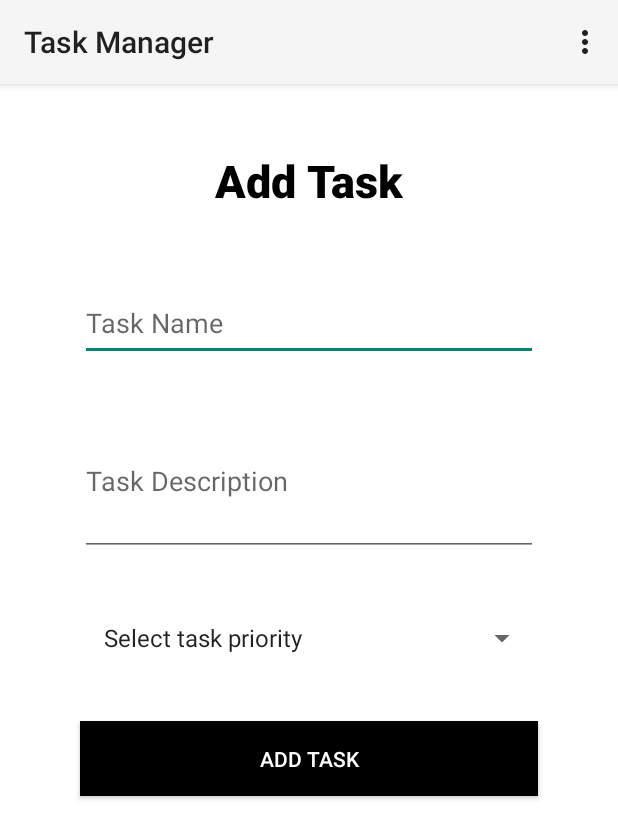
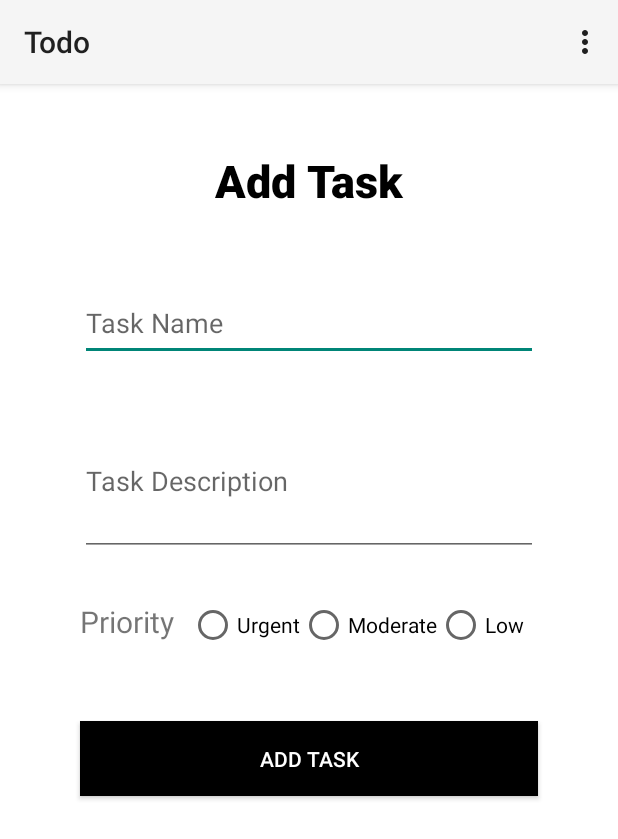
Before and after one commit to sauravpatel186/Assignment_2, an Android app: the screen it shows after launch (MainActivity), on a phone screen of 412 x 824 dp. Shown: the top 839 px of the screen. Run offline under Robolectric (Android 15) with nearby library versions, the phone set to English and light mode, and no system bars.

```diff
--- a/app/src/main/java/com/example/assignment_2/AddTaskFragment.kt
+++ b/app/src/main/java/com/example/assignment_2/AddTaskFragment.kt
@@ -1,37 +1,28 @@
-package com.example.assignment_2
-
-import android.annotation.SuppressLint
-import android.content.Context
 import android.os.Bundle
-import android.util.Log
 import android.view.LayoutInflater
 import android.view.View
 import android.view.ViewGroup
-import android.widget.AdapterView
-import android.widget.ArrayAdapter
-import android.widget.Button
-import android.widget.EditText
-import android.widget.Spinner
-import android.widget.Toast
+import android.widget.*
 import androidx.fragment.app.Fragment
-import androidx.navigation.fragment.findNavController
-import java.util.UUID
+import com.example.assignment_2.R
 import com.example.assignment_2.Task
+import com.example.assignment_2.ViewTaskFragment
+import java.util.*
 
 class AddTaskFragment : Fragment() {
-    private  lateinit var taskName:EditText
+    private lateinit var taskName: EditText
     private lateinit var taskDescription: EditText
-    private lateinit var taskPriority:Spinner
-    private  lateinit var taskAddButton: Button
+    private lateinit var taskPriority: RadioGroup
+    private lateinit var taskAddButton: Button
+
     companion object {
         val taskList = mutableListOf<Task>()
     }
+
     override fun onCreate(savedInstanceState: Bundle?) {
         super.onCreate(savedInstanceState)
-
     }
 
-    @SuppressLint("CommitPrefEdits")
     override fun onCreateView(
         inflater: LayoutInflater, container: ViewGroup?,
         savedInstanceState: Bundle?
@@ -40,46 +31,29 @@ class AddTaskFragment : Fragment() {
         taskName = view.findViewById(R.id.task_name)
         taskDescription = view.findViewById(R.id.task_description)
         taskAddButton = view.findViewById(R.id.add_task_button)
-        taskPriority = view.findViewById(R.id.task_priority)
-        val priority = arrayOf("Select task priority","Low","Medium","High")
-        val priorityAdapter = ArrayAdapter<String>(requireContext(),android.R.layout.simple_list_item_1,priority)
-        taskPriority.adapter = priorityAdapter
-        var proritySelected = ""
-        taskPriority.onItemSelectedListener = object:AdapterView.OnItemSelectedListener{
-            override fun onItemSelected(
-                parent: AdapterView<*>?,
-                view: View?,
-                position: Int,
-                id: Long
-            ) {
-                proritySelected = priority.get(position)
-            }
+        taskPriority = view.findViewById(R.id.priority_radio)
 
-            override fun onNothingSelected(parent: AdapterView<*>?) {
-                TODO("Not yet implemented")
-            }
-
-        }
-        taskAddButton.setOnClickListener{
+        taskAddButton.setOnClickListener {
+            val selectedId: Int = taskPriority.checkedRadioButtonId
             val name = taskName.text.toString()
             val description = taskDescription.text.toString()
-            if(proritySelected.isNotEmpty() && name.isNotEmpty() && description.isNotEmpty()){
-                if (proritySelected == priority[0]){
-                    Toast.makeText(requireContext(),"Please select a priority",Toast.LENGTH_LONG).show()
-                }
-                else{
 
-                    val uniqueKey = UUID.randomUUID().toString()
-                    taskList.add(Task(uniqueKey,name,description,proritySelected))
-//                    findNavController().navigate(R.id.action_addTaskFragmet_to_viewTaskFragmet)
-                        changeFragment(ViewTaskFragment())
-                }
+            if (selectedId != -1 && name.isNotEmpty() && description.isNotEmpty()) {
+                val selectedRadioButton = view.findViewById<RadioButton>(selectedId)
+                val prioritySelected = selectedRadioButton.text.toString()
+
+                val uniqueKey = UUID.randomUUID().toString()
+                taskList.add(Task(uniqueKey, name, description, prioritySelected))
+                changeFragment(ViewTaskFragment())
+            } else {
+                Toast.makeText(requireContext(), "Please fill in all fields and select a priority", Toast.LENGTH_LONG).show()
             }
         }
-        return  view
+        return view
     }
-    private fun changeFragment(fragment: Fragment){
+
+    private fun changeFragment(fragment: Fragment) {
         val fragmentManager = fragmentManager?.beginTransaction()
-        fragmentManager?.replace(R.id.frame_layout,fragment)?.commit()
+        fragmentManager?.replace(R.id.frame_layout, fragment)?.commit()
     }
 }
--- a/app/src/main/res/layout/fragment_add_task.xml
+++ b/app/src/main/res/layout/fragment_add_task.xml
@@ -36,12 +36,42 @@
             android:layout_gravity="center"
             android:layout_marginTop="30dp"
             />
-        <Spinner
-            android:id="@+id/task_priority"
+
+        <RadioGroup
+            android:layout_marginTop="30dp"
+            android:layout_gravity="center"
+            android:id="@+id/priority_radio"
             android:layout_width="305dp"
             android:layout_height="50dp"
-            android:layout_marginTop="30dp"
-            android:layout_gravity="center"/>
+            android:orientation="horizontal">
+            <TextView
+                android:layout_width="wrap_content"
+                android:layout_height="wrap_content"
+                android:text="Priority"
+                android:textSize="20dp"/>
+            <RadioButton
+                android:layout_marginStart="10dp"
+                android:id="@+id/urgent_priority"
+                android:layout_width="wrap_content"
+                android:layout_height="wrap_content"
+                android:text="Urgent"/>
+            <RadioButton
+                android:id="@+id/moderate_priority"
+                android:layout_width="wrap_content"
+                android:layout_height="wrap_content"
+                android:text="Moderate"/>
+            <RadioButton
+                android:id="@+id/low_priority"
+                android:layout_width="wrap_content"
+                android:layout_height="wrap_content"
+                android:text="Low"/>
+        </RadioGroup>
+<!--        <Spinner-->
+<!--            android:id="@+id/task_priority"-->
+<!--            android:layout_width="305dp"-->
+<!--            android:layout_height="50dp"-->
+<!--            android:layout_marginTop="30dp"-->
+<!--            android:layout_gravity="center"/>-->
         <Button
             android:id="@+id/add_task_button"
             android:layout_width="305dp"
--- a/app/src/main/res/layout/fragment_view_task.xml
+++ b/app/src/main/res/layout/fragment_view_task.xml
@@ -9,8 +9,8 @@
         android:layout_width="match_parent"
         android:layout_height="match_parent"
         android:layout_marginTop="100dp"
-
-        android:orientation="vertical">
+        android:orientation="vertical"
+        android:paddingBottom="20dp">
         <ScrollView
             android:layout_width="match_parent"
             android:layout_height="match_parent">
@@ -22,7 +22,7 @@
         <TextView
             android:layout_width="wrap_content"
             android:layout_height="wrap_content"
-            android:text="Welcome to Task Manager"
+            android:text="Todo"
             android:textColor="@color/black"
             android:textSize="30sp"
             android:fontFamily="sans-serif-black"
--- a/app/src/main/res/values/strings.xml
+++ b/app/src/main/res/values/strings.xml
@@ -1,5 +1,5 @@
 <resources>
-    <string name="app_name">Task Manager</string>
+    <string name="app_name">Todo</string>
     <!-- TODO: Remove or change this placeholder text -->
     <string name="hello_blank_fragment">Hello blank fragment</string>
     <string name="add_task">Add Task</string>
```
Also changed, not shown: app/src/main/java/com/example/assignment_2/CustomDialogFragment.kt (added, +82 -0 lines), app/src/main/java/com/example/assignment_2/MainActivity.kt (+10 -0 lines), app/src/main/java/com/example/assignment_2/ViewTaskFragment.kt (+22 -23 lines), app/src/main/res/layout/dialogfragment.xml (+37 -11 lines), app/src/main/res/layout/task_layout.xml (+21 -4 lines).
